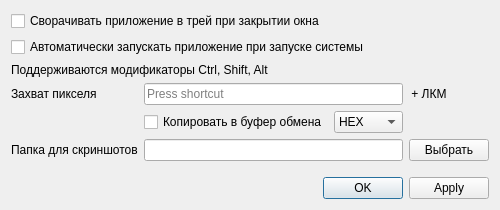
Before: the Qt Designer form dialogsettings.ui in Legotckoi/EColor, drawn with Qt 5.
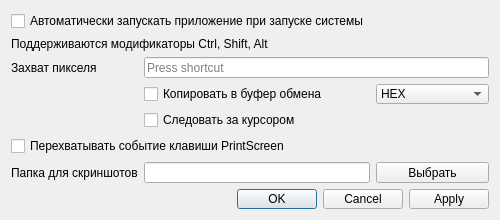
After: the same form once the commit is applied.

```diff
--- a/dialogsettings.ui
+++ b/dialogsettings.ui
@@ -7,7 +7,7 @@
     <x>0</x>
     <y>0</y>
     <width>500</width>
-    <height>210</height>
+    <height>220</height>
    </rect>
   </property>
   <property name="sizePolicy">
@@ -19,26 +19,37 @@
   <property name="minimumSize">
    <size>
     <width>500</width>
-    <height>210</height>
+    <height>220</height>
    </size>
   </property>
   <property name="maximumSize">
    <size>
-    <width>16000</width>
-    <height>16000</height>
+    <width>500</width>
+    <height>220</height>
    </size>
   </property>
   <property name="windowTitle">
    <string>Настройки</string>
   </property>
   <layout class="QGridLayout" name="gridLayout">
-   <item row="2" column="0" colspan="4">
-    <widget class="QLabel" name="label_3">
+   <item row="6" column="3">
+    <widget class="QPushButton" name="pBScreenPath">
      <property name="text">
-      <string>Поддерживаются модификаторы Ctrl, Shift, Alt</string>
+      <string>Выбрать</string>
      </property>
-     <property name="alignment">
-      <set>Qt::AlignLeading|Qt::AlignLeft|Qt::AlignTop</set>
+    </widget>
+   </item>
+   <item row="0" column="0" colspan="4">
+    <widget class="QCheckBox" name="checkAutoRun">
+     <property name="text">
+      <string>Автоматически запускать приложение при запуске системы</string>
+     </property>
+    </widget>
+   </item>
+   <item row="6" column="1" colspan="2">
+    <widget class="QLineEdit" name="pathScreenShots">
+     <property name="readOnly">
+      <bool>true</bool>
      </property>
     </widget>
    </item>
@@ -48,39 +59,35 @@
       <enum>Qt::Horizontal</enum>
      </property>
      <property name="standardButtons">
-      <set>QDialogButtonBox::Apply|QDialogButtonBox::Ok</set>
+      <set>QDialogButtonBox::Apply|QDialogButtonBox::Cancel|QDialogButtonBox::Ok</set>
      </property>
     </widget>
    </item>
-   <item row="3" column="3">
-    <widget class="QLabel" name="label_2">
-     <property name="sizePolicy">
-      <sizepolicy hsizetype="Fixed" vsizetype="Fixed">
-       <horstretch>0</horstretch>
-       <verstretch>0</verstretch>
-      </sizepolicy>
+   <item row="5" column="0" colspan="4">
+    <widget class="QCheckBox" name="cBoxAllowScreen">
+     <property name="text">
+      <string>Перехватывать событие клавиши PrintScreen</string>
      </property>
-     <property name="minimumSize">
-      <size>
-       <width>40</width>
-       <height>0</height>
-      </size>
+    </widget>
+   </item>
+   <item row="6" column="0">
+    <widget class="QLabel" name="label_4">
+     <property name="text">
+      <string>Папка для скриншотов</string>
      </property>
-     <property name="maximumSize">
-      <size>
-       <width>40</width>
-       <height>16777215</height>
-      </size>
-     </property>
+    </widget>
+   </item>
+   <item row="1" column="0" colspan="4">
+    <widget class="QLabel" name="label_3">
      <property name="text">
-      <string>+ ЛКМ</string>
+      <string>Поддерживаются модификаторы Ctrl, Shift, Alt</string>
      </property>
      <property name="alignment">
-      <set>Qt::AlignCenter</set>
+      <set>Qt::AlignLeading|Qt::AlignLeft|Qt::AlignTop</set>
      </property>
     </widget>
    </item>
-   <item row="3" column="0">
+   <item row="2" column="0">
     <widget class="QLabel" name="label">
      <property name="sizePolicy">
       <sizepolicy hsizetype="Fixed" vsizetype="Preferred">
@@ -93,31 +100,10 @@
      </property>
     </widget>
    </item>
-   <item row="3" column="1" colspan="2">
+   <item row="2" column="1" colspan="3">
     <widget class="QKeySequenceEdit" name="keySequenceEdit"/>
    </item>
-   <item row="0" column="0" colspan="4">
-    <widget class="QCheckBox" name="checkTray">
-     <property name="text">
-      <string>Сворачивать приложение в трей при закрытии окна</string>
-     </property>
-    </widget>
-   </item>
-   <item row="1" column="0" colspan="4">
-    <widget class="QCheckBox" name="checkAutoRun">
-     <property name="text">
-      <string>Автоматически запускать приложение при запуске системы</string>
-     </property>
-    </widget>
-   </item>
-   <item row="4" column="1">
-    <widget class="QCheckBox" name="checkCopyBuffer">
-     <property name="text">
-      <string>Копировать в буфер обмена</string>
-     </property>
-    </widget>
-   </item>
-   <item row="4" column="2">
+   <item row="3" column="3">
     <widget class="QComboBox" name="cBoxBufferType">
      <item>
       <property name="text">
@@ -141,37 +127,17 @@
      </item>
     </widget>
    </item>
-   <item row="6" column="0" colspan="4">
-    <spacer name="verticalSpacer">
-     <property name="orientation">
-      <enum>Qt::Vertical</enum>
-     </property>
-     <property name="sizeHint" stdset="0">
-      <size>
-       <width>20</width>
-       <height>40</height>
-      </size>
-     </property>
-    </spacer>
-   </item>
-   <item row="5" column="0">
-    <widget class="QLabel" name="label_4">
+   <item row="3" column="1" colspan="2">
+    <widget class="QCheckBox" name="checkCopyBuffer">
      <property name="text">
-      <string>Папка для скриншотов</string>
+      <string>Копировать в буфер обмена</string>
      </property>
     </widget>
    </item>
-   <item row="5" column="1" colspan="2">
-    <widget class="QLineEdit" name="pathScreenShots">
-     <property name="readOnly">
-      <bool>true</bool>
-     </property>
-    </widget>
-   </item>
-   <item row="5" column="3">
-    <widget class="QPushButton" name="pushButton">
+   <item row="4" column="1" colspan="3">
+    <widget class="QCheckBox" name="checkFollowCursor">
      <property name="text">
-      <string>Выбрать</string>
+      <string>Следовать за курсором</string>
      </property>
     </widget>
    </item>
```
